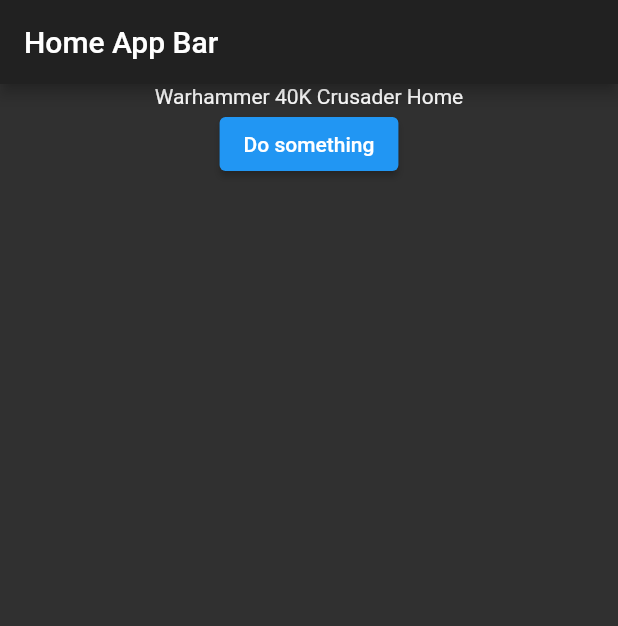
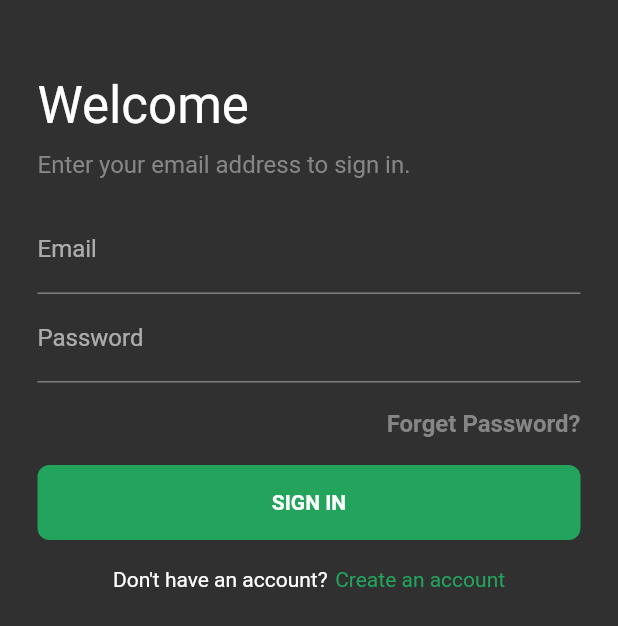
Before and after one commit to sjsilverstein/wh40k_crusader, a Flutter app: the screen it shows after launch, on a phone screen of 412 x 824 dp. Shown: the top 626 px of the screen. Run offline on Flutter 3.47's test engine with Material 2 defaults, Android fonts, the phone set to English and light mode, and no system bars; drawn by our look-alikes of flutter_form_builder; our stand-ins replace firebase_auth, firebase_core, get_it, stacked, stacked_services; accounts and stored records are empty.

Commit message:
feature/01_authentication
commit c9d45ce8a087bda9f26a55d9094cc7d5eaa99a3d
Author: sjsilver <stephensilverstein@gmail.com>
Date:   Tue Jun 8 11:26:40 2021 -0700

    Login / Create Account / Logout

    Email Password: Login, Creaton, Logoff.

    TODO front end validation
    TODO Google Sign In

commit d863d17a12209ce1c6b9d6cce0d0dd270df29c8b
Author: sjsilver <stephensilverstein@gmail.com>
Date:   Mon Jun 7 20:49:24 2021 -0700

    TODO update TextField with form validation

commit 973d611b368f88168baa2ca59dfca03809f6a76d
Author: sjsilver <stephensilverstein@gmail.com>
Date:   Mon Jun 7 20:48:56 2021 -0700

    firebase login and form

    TODO update TextField with form validation

commit 89e7c43d1ae434d8fdde919650a99042b258c8ad
Author: sjsilver <stephensilverstein@gmail.com>
Date:   Mon Jun 7 17:57:53 2021 -0700

    Firebase Setup

```diff
--- a/lib/app/locator.dart
+++ b/lib/app/locator.dart
@@ -1,8 +1,10 @@
 import 'package:get_it/get_it.dart';
 import 'package:stacked_services/stacked_services.dart';
+import 'package:wh40k_crusader/services/firebase_auth_service.dart';
 
 GetIt locator = GetIt.instance;
 
 void setupLocator() {
   locator.registerLazySingleton(() => NavigationService());
+  locator.registerLazySingleton(() => FirebaseAuthenicationService());
 }
--- a/lib/main.dart
+++ b/lib/main.dart
@@ -1,3 +1,4 @@
+import 'package:firebase_core/firebase_core.dart';
 import 'package:flutter/material.dart';
 import 'package:wh40k_crusader/routing/router.dart' as projectRouter;
 import 'package:wh40k_crusader/routing/routes.dart';
@@ -12,15 +13,28 @@
 }
 
 class MyApp extends StatelessWidget {
-  // This widget is the root of your application.
+  final Future<FirebaseApp> _initialization = Firebase.initializeApp();
+
   @override
   Widget build(BuildContext context) {
-    return MaterialApp(
-      title: 'Flutter Demo',
-      theme: ThemeData.dark(),
-      navigatorKey: projectRouter.Router.navigatorKey,
-      onGenerateRoute: projectRouter.Router.generateRoute,
-      initialRoute: rNavigationRoutes.HomeRoute,
+    return FutureBuilder(
+      future: _initialization,
+      builder: (context, snapshot) {
+        if (snapshot.hasError) {
+          return Text('Something is Wrong');
+        }
+        if (snapshot.connectionState == ConnectionState.done) {
+          return MaterialApp(
+            title: 'Flutter Demo',
+            theme: ThemeData.dark(),
+            navigatorKey: projectRouter.Router.navigatorKey,
+            onGenerateRoute: projectRouter.Router.generateRoute,
+            initialRoute: rNavigationRoutes.LoginRoute,
+          );
+        }
+
+        return CircularProgressIndicator();
+      },
     );
   }
 }
--- /dev/null
+++ b/lib/presentation/base/authenticaton_view_model.dart
@@ -0,0 +1,33 @@
+import 'package:stacked/stacked.dart';
+import 'package:stacked_services/stacked_services.dart';
+import 'package:wh40k_crusader/app/locator.dart';
+import 'package:wh40k_crusader/services/firebase_auth_service.dart';
+
+abstract class AuthenticationViewModel extends FormViewModel {
+  final NavigationService navigationService = locator<NavigationService>();
+
+  final String successRoute;
+
+  AuthenticationViewModel({required this.successRoute});
+
+  @override
+  void setFormStatus() {
+    // TODO: implement setFormStatus
+  }
+
+  Future saveData() async {
+    print('Authentication View Model Saving Data');
+    final result = await runBusyFuture(runAuthentication());
+
+    if (!result.hasError) {
+      // Navigate to Success
+      navigationService.replaceWith(successRoute);
+    } else {
+      print('We have an error');
+      setValidationMessage(result.errorMessage);
+      print(result.errorMessage);
+    }
+  }
+
+  Future<FirebaseAuthenticationResult> runAuthentication();
+}
--- /dev/null
+++ b/lib/presentation/dumb_widgets/authentication_layout.dart
@@ -0,0 +1,139 @@
+import 'package:flutter/material.dart';
+import 'package:wh40k_crusader/presentation/shared/styles.dart';
+import 'package:wh40k_crusader/presentation/shared/ui_helpers.dart';
+
+class AuthenticationLayout extends StatelessWidget {
+  final String? title;
+  final String? subtitle;
+  final String? mainButtonTitle;
+  final Widget? form;
+  final bool? showTermsText;
+  final Function? onMainButtonTapped;
+  final Function? onCreateAccountTapped;
+  final Function? onForgotPassword;
+  final Function? onBackPressed;
+  final String? validationMessage;
+  final bool busy;
+
+  const AuthenticationLayout({
+    Key? key,
+    this.title,
+    this.subtitle,
+    this.mainButtonTitle,
+    this.form,
+    this.onMainButtonTapped,
+    this.onCreateAccountTapped,
+    this.onForgotPassword,
+    this.onBackPressed,
+    this.validationMessage,
+    this.showTermsText = false,
+    this.busy = false,
+  }) : super(key: key);
+
+  @override
+  Widget build(BuildContext context) {
+    return Padding(
+      padding: EdgeInsets.symmetric(horizontal: 25),
+      child: ListView(
+        children: [
+          if (onBackPressed == null) VerticalSpace.large,
+          if (onBackPressed != null) VerticalSpace.regular,
+          if (onBackPressed != null)
+            IconButton(
+              padding: EdgeInsets.zero,
+              alignment: Alignment.centerLeft,
+              icon: Icon(
+                Icons.arrow_back,
+              ),
+              onPressed: onBackPressed!(),
+            ),
+          Text(
+            title!,
+            style: TextStyle(fontSize: 34),
+          ),
+          VerticalSpace.small,
+          Align(
+            alignment: Alignment.centerLeft,
+            child: SizedBox(
+              width: screenWidthPercentage(context, percentage: 0.7),
+              child: Text(
+                subtitle!,
+                style: ktsMediumGreyBodyText,
+              ),
+            ),
+          ),
+          VerticalSpace.regular,
+          form!,
+          VerticalSpace.regular,
+          if (onForgotPassword != null)
+            Align(
+              alignment: Alignment.centerRight,
+              child: GestureDetector(
+                onTap: onForgotPassword!(),
+                child: Text(
+                  'Forget Password?',
+                  style: ktsMediumGreyBodyText.copyWith(
+                      fontWeight: FontWeight.bold),
+                ),
+              ),
+            ),
+          VerticalSpace.regular,
+          if (validationMessage != null)
+            Text(
+              validationMessage!,
+              style: TextStyle(
+                color: Colors.red,
+                fontSize: kBodyTextSize,
+              ),
+            ),
+          if (validationMessage != null) VerticalSpace.regular,
+          GestureDetector(
+            onTap: onMainButtonTapped!(),
+            child: Container(
+              width: double.infinity,
+              height: 50,
+              alignment: Alignment.center,
+              decoration: BoxDecoration(
+                color: kcPrimaryColor,
+                borderRadius: BorderRadius.circular(8),
+              ),
+              child: busy
+                  ? CircularProgressIndicator(
+                      valueColor: AlwaysStoppedAnimation(Colors.white),
+                    )
+                  : Text(
+                      mainButtonTitle!,
+                      style: TextStyle(
+                          color: Colors.white,
+                          fontWeight: FontWeight.bold,
+                          fontSize: 14),
+                    ),
+            ),
+          ),
+          VerticalSpace.regular,
+          if (onCreateAccountTapped != null)
+            GestureDetector(
+              onTap: onCreateAccountTapped!(),
+              child: Row(
+                mainAxisAlignment: MainAxisAlignment.center,
+                children: [
+                  Text('Don\'t have an account?'),
+                  HorizontalSpace.tiny,
+                  Text(
+                    'Create an account',
+                    style: TextStyle(color: kcPrimaryColor),
+                  )
+                ],
+              ),
+            ),
+          if (showTermsText!)
+            Text(
+              'By signing up you agree to our terms, conditions, and privacy policy.',
+              style: ktsMediumGreyBodyText,
+              textAlign: TextAlign.center,
+            )
+        ],
+      ),
+    );
+  }
+}
--- a/lib/presentation/home_view/home_view.dart
+++ b/lib/presentation/home_view/home_view.dart
@@ -17,8 +17,8 @@
             children: [
               Text(model.title),
               ElevatedButton(
-                child: Text('Do something'),
-                onPressed: () => model.doSomething(),
+                child: Text('Log Off'),
+                onPressed: () => model.logoff(),
               ),
             ],
           ),
--- /dev/null
+++ b/lib/presentation/login_view/login_view.dart
@@ -0,0 +1,51 @@
+import 'package:flutter/material.dart';
+import 'package:flutter_form_builder/flutter_form_builder.dart';
+import 'package:stacked/stacked.dart';
+import 'package:wh40k_crusader/presentation/dumb_widgets/authentication_layout.dart';
+import 'package:wh40k_crusader/presentation/login_view/login_view_model.dart';
+
+class LoginView extends StatelessWidget {
+  @override
+  Widget build(BuildContext context) {
+    return ViewModelBuilder<LoginViewModel>.reactive(
+      viewModelBuilder: () => LoginViewModel(),
+      builder: (context, model, child) => Scaffold(
+        body: AuthenticationLayout(
+          busy: model.isBusy,
+          title: 'Welcome',
+          subtitle: 'Enter your email address to sign in.',
+          form: FormBuilder(
+            key: model.loginFormKey,
+            onChanged: () {},
+            autovalidateMode: AutovalidateMode.disabled,
+            initialValue: {
+              model.formEmailField: '',
+              model.formPasswordField: '',
+            },
+            child: Column(
+              children: [
+                FormBuilderTextField(
+                  name: model.formEmailField,
+                  validator: FormBuilderValidators.required(context),
+                  decoration: InputDecoration(labelText: 'Email'),
+                ),
+                FormBuilderTextField(
+                  name: model.formPasswordField,
+                  validator: FormBuilderValidators.required(context),
+                  decoration: InputDecoration(labelText: 'Password'),
+                ),
+              ],
+            ),
+          ),
+          mainButtonTitle: 'SIGN IN',
+          validationMessage: model.validationMessage,
+          onMainButtonTapped: () => model.saveData,
+          onCreateAccountTapped: () => model.navigateToSignUp,
+          onForgotPassword: () {
+            // TODO implement password recovery
+          },
+        ),
+      ),
+    );
+  }
+}
--- /dev/null
+++ b/lib/presentation/login_view/login_view_model.dart
@@ -0,0 +1,34 @@
+import 'package:flutter/material.dart';
+import 'package:flutter_form_builder/flutter_form_builder.dart';
+import 'package:stacked_services/stacked_services.dart';
+import 'package:wh40k_crusader/app/locator.dart';
+import 'package:wh40k_crusader/presentation/base/authenticaton_view_model.dart';
+import 'package:wh40k_crusader/routing/routes.dart';
+import 'package:wh40k_crusader/services/firebase_auth_service.dart';
+
+class LoginViewModel extends AuthenticationViewModel {
+  final _firebaseAuthenticationService =
+      locator<FirebaseAuthenicationService>();
+  final _navigationService = locator<NavigationService>();
+
+  final _loginFormKey = GlobalKey<FormBuilderState>();
+  get loginFormKey => _loginFormKey;
+
+  final String formEmailField = 'email';
+  final String formPasswordField = 'password';
+
+  LoginViewModel() : super(successRoute: rNavigationRoutes.HomeRoute);
+
+  String get _emailValue =>
+      _loginFormKey.currentState!.fields[formEmailField]!.value;
+  String get _passwordValue =>
+      _loginFormKey.currentState!.fields[formPasswordField]!.value;
+
+  @override
+  Future<FirebaseAuthenticationResult> runAuthentication() =>
+      _firebaseAuthenticationService.loginWithEmail(
+          email: _emailValue, password: _passwordValue);
+
+  void navigateToSignUp() =>
+      _navigationService.navigateTo(rNavigationRoutes.SignUpRoute);
+}
--- /dev/null
+++ b/lib/presentation/shared/styles.dart
@@ -0,0 +1,15 @@
+import 'package:flutter/material.dart';
+
+// Colors
+const Color kcPrimaryColor = Color(0xff22A45D);
+const Color kcMediumGreyColor = Color(0xff868686);
+
+// Text Styles
+
+const TextStyle ktsMediumGreyBodyText = TextStyle(
+  color: kcMediumGreyColor,
+  fontSize: kBodyTextSize,
+);
+
+// Font Sizing
+const double kBodyTextSize = 16;
--- /dev/null
+++ b/lib/presentation/shared/ui_helpers.dart
@@ -0,0 +1,25 @@
+import 'package:flutter/material.dart';
+
+class HorizontalSpace {
+  static const Widget tiny = SizedBox(width: 5.0);
+  static const Widget small = SizedBox(width: 10.0);
+  static const Widget regular = SizedBox(width: 18.0);
+  static const Widget medium = SizedBox(width: 25.0);
+  static const Widget large = SizedBox(width: 50.0);
+}
+
+class VerticalSpace {
+  static const Widget tiny = SizedBox(height: 5.0);
+  static const Widget small = SizedBox(height: 10.0);
+  static const Widget regular = SizedBox(height: 18.0);
+  static const Widget medium = SizedBox(height: 25.0);
+  static const Widget large = SizedBox(height: 50.0);
+}
+
+double screenWidth(BuildContext context) => MediaQuery.of(context).size.width;
+double screenHeight(BuildContext context) => MediaQuery.of(context).size.height;
+
+double screenWidthPercentage(BuildContext context, {double percentage = 1}) =>
+    screenWidth(context) * percentage;
+double screenHeightPercentage(BuildContext context, {double percentage = 1}) =>
+    screenHeight(context) * percentage;
--- a/lib/routing/router.dart
+++ b/lib/routing/router.dart
@@ -1,6 +1,8 @@
 import 'package:flutter/material.dart';
 import 'package:stacked_services/stacked_services.dart';
+import 'package:wh40k_crusader/presentation/create_account_view/create_account_view.dart';
 import 'package:wh40k_crusader/presentation/home_view/home_view.dart';
+import 'package:wh40k_crusader/presentation/login_view/login_view.dart';
 import 'package:wh40k_crusader/presentation/startup_view/startup_view.dart';
 import 'package:wh40k_crusader/routing/routes.dart';
 
@@ -21,6 +23,15 @@
 
       case rNavigationRoutes.StartUpRoute:
         pageWidget = StartUpView();
+
+        break;
+
+      case rNavigationRoutes.SignUpRoute:
+        pageWidget = CreateAccountView();
+
+        break;
+      case rNavigationRoutes.LoginRoute:
+        pageWidget = LoginView();
 
         break;
 
--- a/lib/routing/routes.dart
+++ b/lib/routing/routes.dart
@@ -1,4 +1,6 @@
 class rNavigationRoutes {
-  static const String HomeRoute = '/';
-  static const String StartUpRoute = '/StartUp';
+  static const String LoginRoute = '/';
+  static const String SignUpRoute = '/signUp';
+  static const String HomeRoute = '/home';
+  static const String StartUpRoute = '/startUp';
 }
--- /dev/null
+++ b/lib/services/firebase_auth_service.dart
@@ -0,0 +1,132 @@
+import 'package:firebase_auth/firebase_auth.dart';
+
+class FirebaseAuthenicationService {
+  final FirebaseAuth _firebaseAuth = FirebaseAuth.instance;
+
+  String? _pendingEmail;
+  AuthCredential? _pendingCredential;
+
+  /// Returns the current logged in Firebase User
+  User? get currentUser {
+    return _firebaseAuth.currentUser;
+  }
+
+  /// Returns the latest userToken stored in the Firebase Auth lib
+  Future<String>? get userToken {
+    return _firebaseAuth.currentUser?.getIdToken();
+  }
+
+  /// Returns true when a user has logged in or signed on this device
+  bool get hasUser {
+    return _firebaseAuth.currentUser != null;
+  }
+
+  Future<FirebaseAuthenticationResult> loginWithEmail({
+    required String email,
+    required String password,
+  }) async {
+    try {
+      // log?.d('email:$email');
+      final result = await _firebaseAuth.signInWithEmailAndPassword(
+        email: email,
+        password: password,
+      );
+
+      // Link the pending credential with the existing account
+      if (_pendingCredential != null) {
+        await result.user?.linkWithCredential(_pendingCredential!);
+        _clearPendingData();
+      }
+
+      return FirebaseAuthenticationResult(user: result.user);
+    } on FirebaseAuthException catch (e) {
+      // log?.e('A firebase exception has occured. $e');
+      return FirebaseAuthenticationResult.error(
+          errorMessage: getErrorMessageFromFirebaseException(e));
+    } on Exception catch (e) {
+      // log?.e('A general exception has occured. $e');
+      return FirebaseAuthenticationResult.error(
+          errorMessage:
+              'We could not log into your account at this time. Please try again.');
+    }
+  }
+
+  /// Uses `createUserWithEmailAndPassword` to sign up to the Firebase application
+  Future<FirebaseAuthenticationResult> createAccountWithEmail({
+    required String email,
+    required String password,
+  }) async {
+    try {
+      // log?.d('email:$email');
+      final result = await _firebaseAuth.createUserWithEmailAndPassword(
+        email: email,
+        password: password,
+      );
+
+      // log?.d(
+      //     'Create user with email result: ${result.credential} ${result.user}');
+
+      return FirebaseAuthenticationResult(user: result.user);
+    } on FirebaseAuthException catch (e) {
+      // log?.e('A firebase exception has occured. $e');
+      return FirebaseAuthenticationResult.error(
+          errorMessage: getErrorMessageFromFirebaseException(e));
+    } on Exception catch (e) {
+      // log?.e('A general exception has occured. $e');
+      return FirebaseAuthenticationResult.error(
+          errorMessage:
+              'We could not create your account at this time. Please try again.');
+    }
+  }
+
+  /// Sign out of the social accounts that have been used
+  Future logout() async {
+    // log?.i('');
+
+    try {
+      await _firebaseAuth.signOut();
+      // await _googleSignIn.signOut();
+      _clearPendingData();
+    } catch (e) {
+      // log?.e('Could not sign out of social account. $e');
+    }
+  }
+
+  void _clearPendingData() {
+    _pendingEmail = null;
+    _pendingCredential = null;
+  }
+}
+
+class FirebaseAuthenticationResult {
+  /// Firebase user
+  final User? user;
+
+  /// Contains the error message for the request
+  final String? errorMessage;
+
+  FirebaseAuthenticationResult({this.user}) : errorMessage = null;
+
+  FirebaseAuthenticationResult.error({this.errorMessage}) : user = null;
+
+  /// Returns true if the response has an error associated with it
+  bool get hasError => errorMessage != null && errorMessage!.isNotEmpty;
+}
+
+String getErrorMessageFromFirebaseException(FirebaseAuthException exception) {
+  switch (exception.code.toLowerCase()) {
+    case 'email-already-in-use':
+      return 'An account already exists for the email you\'re trying to use. Login instead.';
+    case 'invalid-email':
+      return 'The email you\'re using is invalid. Please use a valid email.';
+    case 'operation-not-allowed':
+      return 'The authentication is not enabled on Firebase. Please enable the Authentitcation type on Firebase';
+    case 'weak-password':
+      return 'Your password is too weak. Please use a stronger password.';
+    case 'wrong-password':
+      return 'You seemed to have entered the wrong password. Double check it and try again.';
+    default:
+      return exception.message ??
+          'Something went wrong on our side. Please try again';
+  }
+}
```
Also changed, not shown: lib/presentation/create_account_view/create_account_view.dart (added, +46 -0 lines), lib/presentation/create_account_view/create_account_view_model.dart (added, +34 -0 lines), lib/presentation/home_view/home_view_model.dart (+5 -2 lines), pubspec.yaml (+9 -0 lines), lib/data_models/user.dart (added), pubspec.lock, 11 other files.
